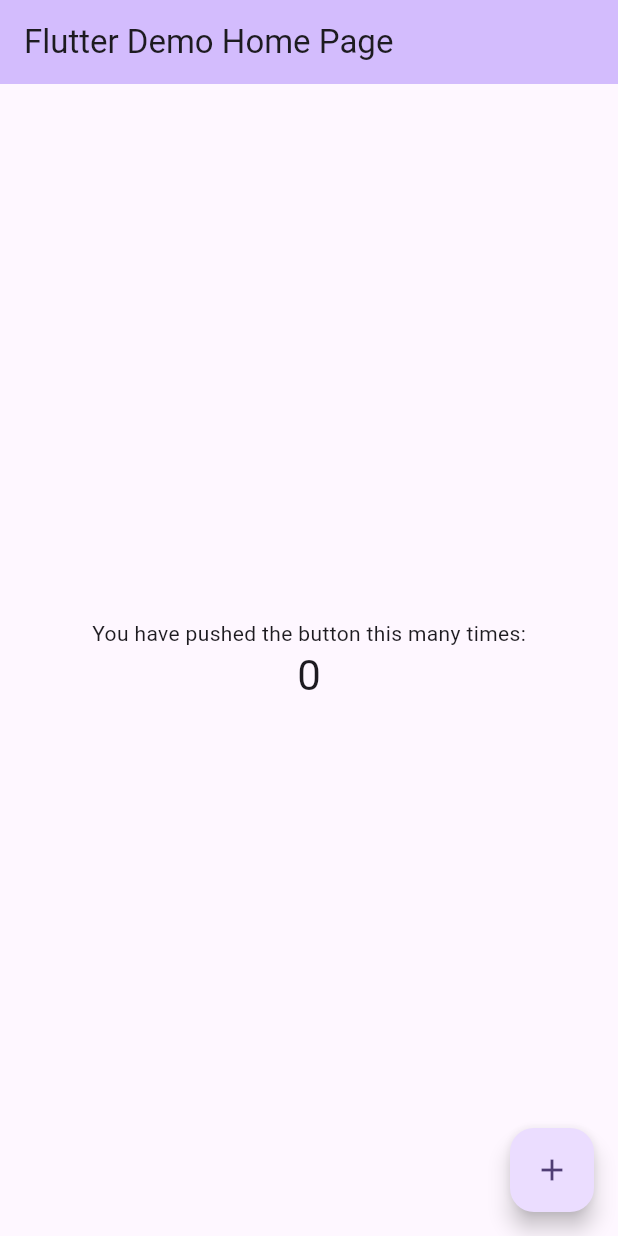
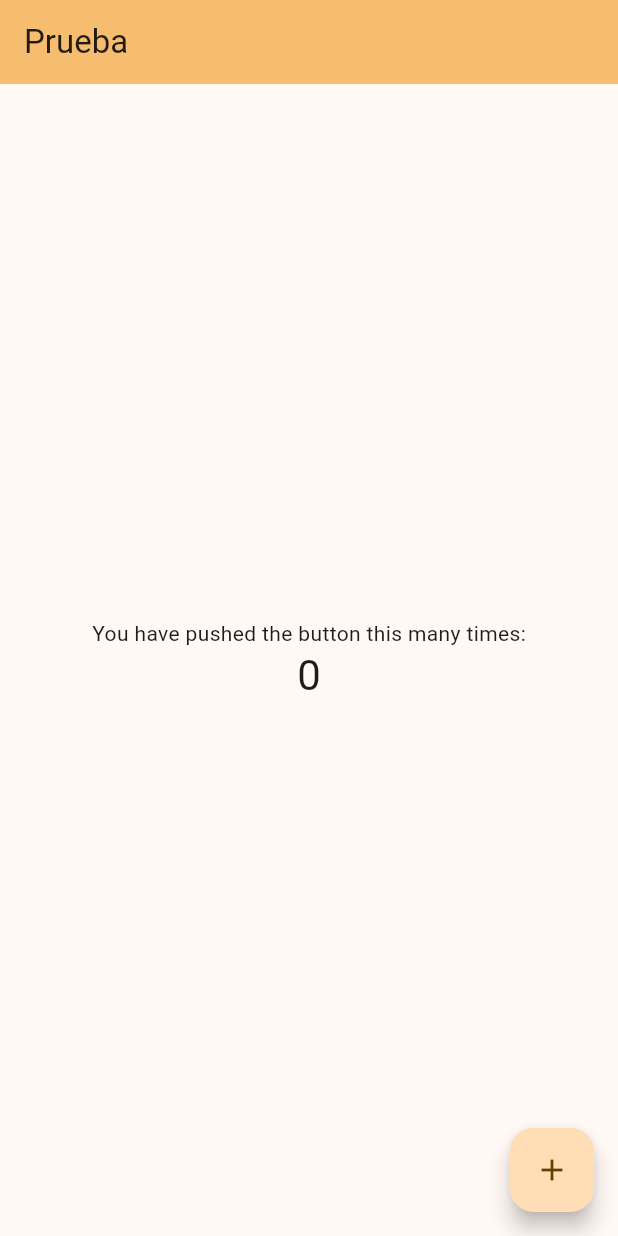
Before and after one commit to solcas0305/Proyecto-Final-PM, a Flutter app: the screen it shows after launch, on a phone screen of 412 x 824 dp. Run offline on Flutter 3.47's test engine with Material 3 defaults, Android fonts, the phone set to English and light mode, and no system bars.

Commit message:
cambio texto y color

```diff
--- a/lib/main.dart
+++ b/lib/main.dart
@@ -28,10 +28,10 @@ class MyApp extends StatelessWidget {
         //
         // This works for code too, not just values: Most code changes can be
         // tested with just a hot reload.
-        colorScheme: ColorScheme.fromSeed(seedColor: Colors.deepPurple),
+        colorScheme: ColorScheme.fromSeed(seedColor: const Color.fromARGB(255, 183, 131, 58)),
         useMaterial3: true,
       ),
-      home: const MyHomePage(title: 'Flutter Demo Home Page'),
+      home: const MyHomePage(title: 'Prueba '),
     );
   }
 }
```
